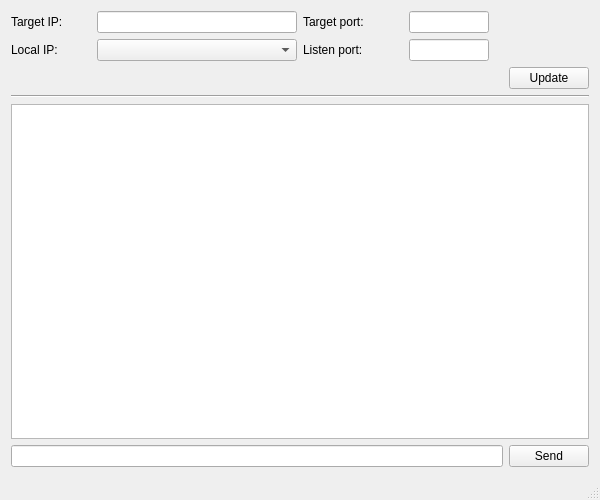
First picture: the form in mainwindow.ui, repository rookiepeng/comm-test, before the edit.
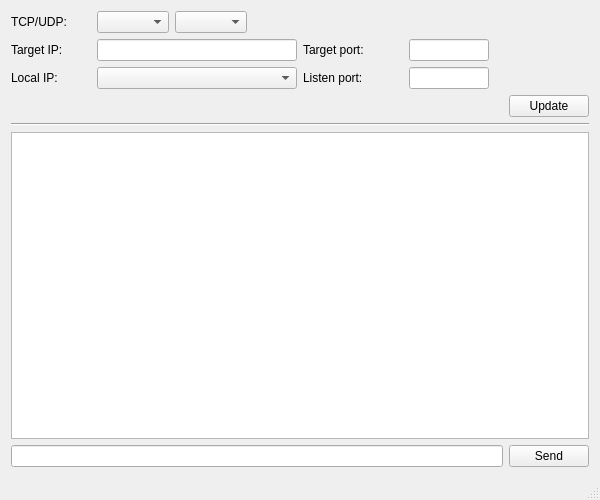
Second picture: the form after the edit.

Commit message: add TCP/UDP configuration UI

Patch:
```diff
--- a/mainwindow.ui
+++ b/mainwindow.ui
@@ -21,6 +21,42 @@
   </property>
   <widget class="QWidget" name="centralWidget">
    <layout class="QVBoxLayout" name="verticalLayout">
+    <item>
+     <layout class="QHBoxLayout" name="horizontalLayout_5">
+      <item>
+       <widget class="QLabel" name="label">
+        <property name="minimumSize">
+         <size>
+          <width>80</width>
+          <height>0</height>
+         </size>
+        </property>
+        <property name="text">
+         <string>TCP/UDP:</string>
+        </property>
+       </widget>
+      </item>
+      <item>
+       <widget class="QComboBox" name="comboBox"/>
+      </item>
+      <item>
+       <widget class="QComboBox" name="comboBox_2"/>
+      </item>
+      <item>
+       <spacer name="horizontalSpacer_4">
+        <property name="orientation">
+         <enum>Qt::Horizontal</enum>
+        </property>
+        <property name="sizeHint" stdset="0">
+         <size>
+          <width>40</width>
+          <height>20</height>
+         </size>
+        </property>
+       </spacer>
+      </item>
+     </layout>
+    </item>
     <item>
      <layout class="QHBoxLayout" name="horizontalLayout_2">
       <item>
```
The commit also changes 3 other files.
